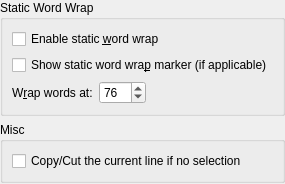
First picture: the form in src/dialogs/editconfigwidget.ui, repository KDE/ktexteditor, before the edit.
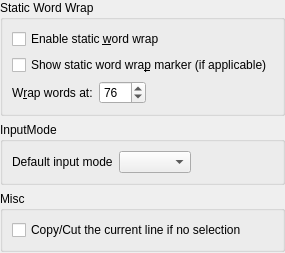
Second picture: the form after the edit.

Commit message: normal mode and vi-mode separation

The edit to the form file:
```diff
--- a/src/dialogs/editconfigwidget.ui
+++ b/src/dialogs/editconfigwidget.ui
@@ -81,6 +81,38 @@
      </layout>
     </widget>
    </item>
+   <item>
+    <widget class="QGroupBox" name="gbInputMode">
+     <property name="title">
+      <string>InputMode</string>
+     </property>
+     <layout class="QHBoxLayout" name="horizontalLayout">
+      <item>
+       <widget class="QLabel" name="lblInputMode">
+        <property name="text">
+         <string>Default input mode</string>
+        </property>
+       </widget>
+      </item>
+      <item>
+       <widget class="QComboBox" name="cmbInputMode"/>
+      </item>
+      <item>
+       <spacer name="horizontalSpacer">
+        <property name="orientation">
+         <enum>Qt::Horizontal</enum>
+        </property>
+        <property name="sizeHint" stdset="0">
+         <size>
+          <width>40</width>
+          <height>20</height>
+         </size>
+        </property>
+       </spacer>
+      </item>
+     </layout>
+    </widget>
+   </item>
    <item>
     <widget class="QGroupBox" name="gbMisc">
      <property name="title">
```
The commit also changes 47 other files.
